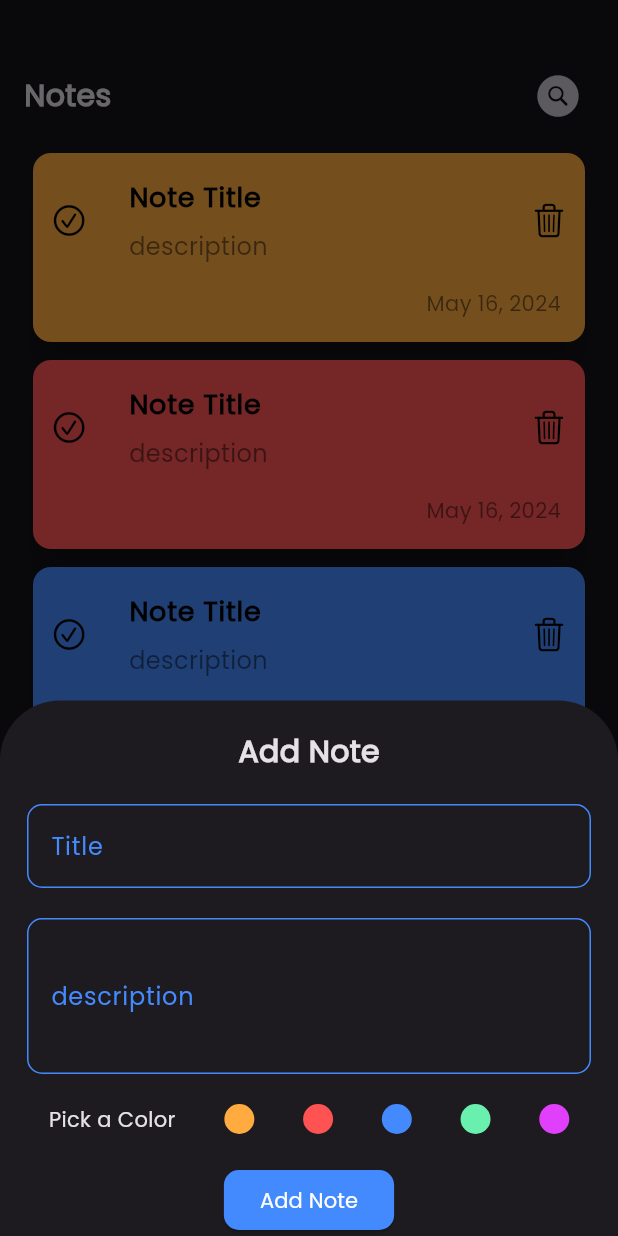
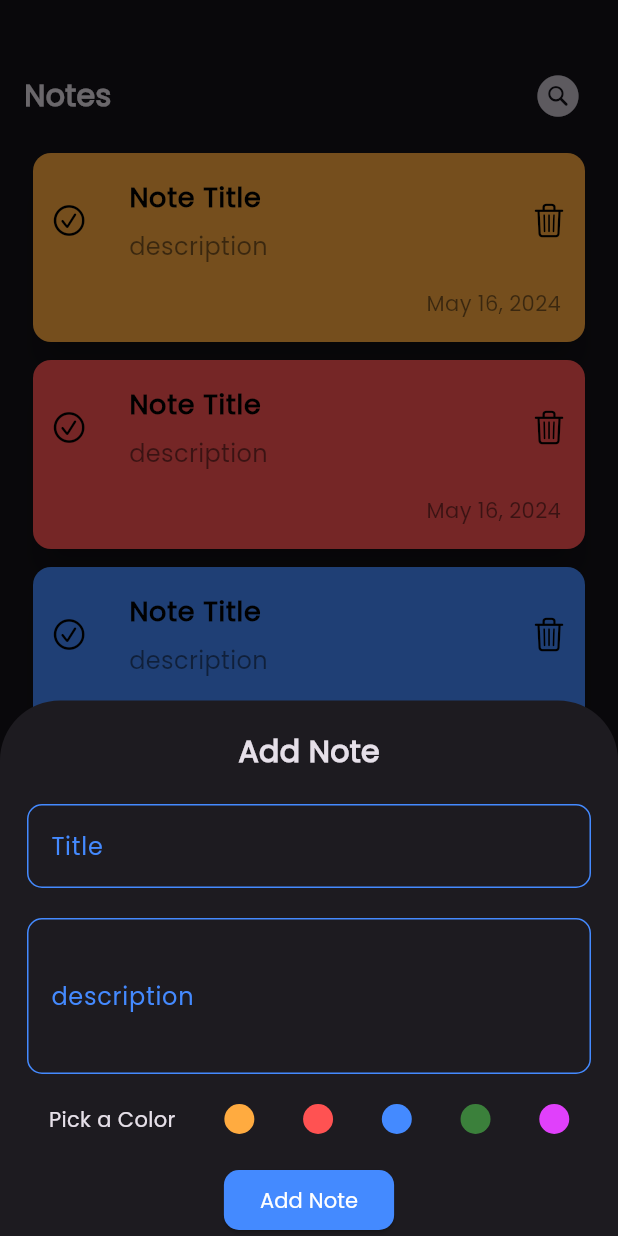
Before and after one commit to KamelKOFASH/Notes-App, a Flutter app: the screen it shows after launch, after a tap on an icon or button, on a phone screen of 412 x 824 dp. Run offline on Flutter 3.47's test engine with Material 3 defaults, Android fonts, the phone set to English and light mode, and no system bars.

```diff
--- a/lib/constants.dart
+++ b/lib/constants.dart
@@ -5,7 +5,7 @@ List<Color> cardColors = [
   Colors.orangeAccent,
   Colors.redAccent,
   Colors.blueAccent,
-  Colors.greenAccent,
+  const Color.fromARGB(250, 60, 130, 60),
   Colors.purpleAccent,
 ];
 const Color primaryColor = Colors.blueAccent;
--- a/lib/views/widgets/add_note_bottom_sheet.dart
+++ b/lib/views/widgets/add_note_bottom_sheet.dart
@@ -45,7 +45,7 @@ class AddNoteBottomSheet extends StatelessWidget {
                 color: Colors.blueAccent,
               ),
               CircleColorButton(
-                color: Colors.greenAccent,
+                color: Color.fromARGB(250, 60, 130, 60),
               ),
               CircleColorButton(
                 color: Colors.purpleAccent,
```
Also changed, not shown: lib/views/widgets/notes_list_view.dart (+17 -4 lines), lib/views/update_note_view.dart (renamed from lib/views/widgets/update_note_view.dart).
